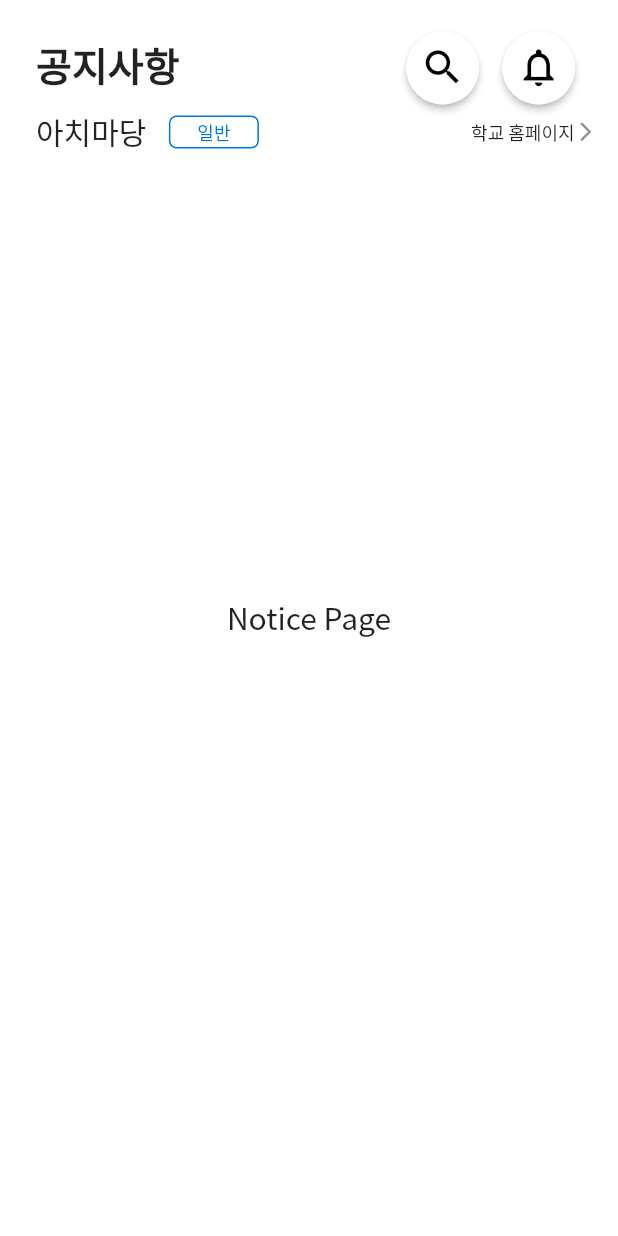
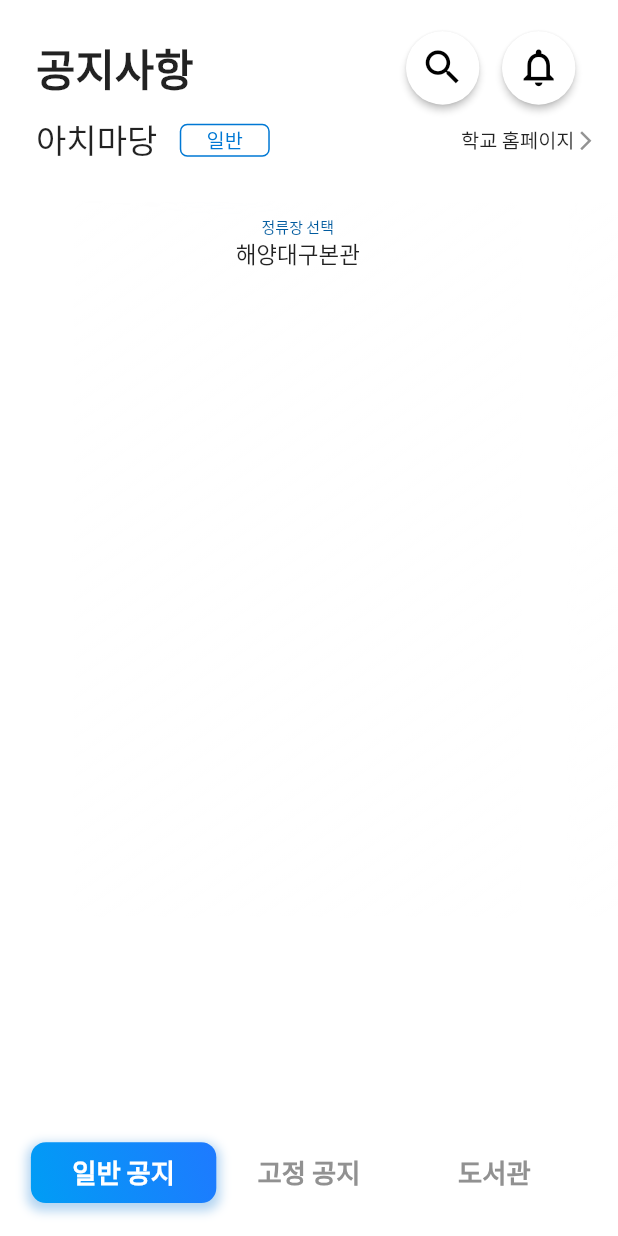
Before and after one commit to Project-Dolphin/Dolphin, a Flutter app: the NoticePage screen opened directly, on a phone screen of 412 x 824 dp. Run offline on Flutter 3.47's test engine with Material 2 defaults, Android fonts, the light colour scheme and no system bars; drawn by our look-alikes of carousel_slider; our stand-ins replace get.

Commit message:
notice 페이지 carousel 기본 틀 생성 & SizeConfig로 폰트 사이즈 변경

```diff
--- a/lib/pages/notice/notice_page.dart
+++ b/lib/pages/notice/notice_page.dart
@@ -1,39 +1,138 @@
 import 'package:flutter/material.dart';
 import 'package:get/get.dart';
+
+import 'package:getx_app/common/container/glassMorphism.dart';
+
+import 'package:getx_app/common/carousel/carousel.dart';
+import 'package:getx_app/common/sizeConfig.dart';
+
 import 'package:getx_app/pages/notice/notice_controller.dart';
+
 import '../../common/titlebox/twolineTitle.dart';
 import '../../common/titlebox/iconSet.dart';
 
 class NoticePage extends GetView<NoticeController> {
+  final List<String> titleList = ['일반 공지', '고정 공지', '도서관'];
+  final List<dynamic> testPageList = [NormalNotice(), FixedNotice(), LibNotice()];
   final name = '공지사항', subname = '아치마당', stat = '일반', more = '학교 홈페이지';
   var iconColor = Color(0xFF000000);
 
   @override
   Widget build(BuildContext context) {
-    return Stack(
+    return Scaffold(
+      backgroundColor: Colors.transparent,
+      body: Stack(
         children: [
           IconSet(iconColor: iconColor,),
+          Column(
+            children: [
               TwolineTitle(
                 name: name,
                 subname: subname,
                 stat: stat,
                 more: more,
-          fontsize1: 26.0,
-          fontsize2: 20.0,
-          fontsize3: 12.0,
+                fontsize1: SizeConfig.sizeByWidth(26),
+                fontsize2: SizeConfig.sizeByWidth(20),
+                fontsize3: SizeConfig.sizeByWidth(12),
                 fontweight1: FontWeight.w700,
                 fontweight2: FontWeight.w500,
                 fontweight3: FontWeight.w400,
               ),
-        Container(
-          child: Center(
-            child: Text(
-              "Notice Page",
-              style: TextStyle(fontSize: 20),
-            ),
-          ),
+              Carousel(pageList: testPageList, titleList: titleList),
+            ],
           ),
         ],
+      ),
     );
   }
 }
+
+class NormalNotice extends StatelessWidget {
+  const NormalNotice({Key key}) : super(key: key);
+
+  @override
+  Widget build(BuildContext context) {
+    return GlassMorphism(
+      width: 300,
+      height: 478,
+      widget: Container(
+          margin: EdgeInsets.symmetric(vertical: 8, horizontal: 16),
+          child: Column(
+            crossAxisAlignment: CrossAxisAlignment.center,
+            children: [
+              Text(
+                '정류장 선택',
+                style: TextStyle(
+                  color: Color(0xff005A9E),
+                  fontSize: 10,
+                ),
+              ),
+              Text(
+                '해양대구본관',
+                style: TextStyle(fontSize: 15, fontWeight: FontWeight.w500),
+              )
+            ],
+          )),
+    );
+  }
+}
+
+class FixedNotice extends StatelessWidget {
+  const FixedNotice({Key key}) : super(key: key);
+
+  @override
+  Widget build(BuildContext context) {
+    return GlassMorphism(
+      width: 300,
+      height: 478,
+      widget: Container(
+          margin: EdgeInsets.symmetric(vertical: 8, horizontal: 16),
+          child: Column(
+            crossAxisAlignment: CrossAxisAlignment.center,
+            children: [
+              Text(
+                '정류장 선택',
+                style: TextStyle(
+                  color: Color(0xff005A9E),
+                  fontSize: 10,
+                ),
+              ),
+              Text(
+                '해양대구본관',
+                style: TextStyle(fontSize: 15, fontWeight: FontWeight.w500),
+              )
+            ],
+          )),
+    );
+  }
+}
+
+class LibNotice extends StatelessWidget {
+  const LibNotice({Key key}) : super(key: key);
+
+  @override
+  Widget build(BuildContext context) {
+    return GlassMorphism(
+      width: 300,
+      height: 478,
+      widget: Container(
+          margin: EdgeInsets.symmetric(vertical: 8, horizontal: 16),
+          child: Column(
+            crossAxisAlignment: CrossAxisAlignment.center,
+            children: [
+              Text(
+                '정류장 선택',
+                style: TextStyle(
+                  color: Color(0xff005A9E),
+                  fontSize: 10,
+                ),
+              ),
+              Text(
+                '해양대구본관',
+                style: TextStyle(fontSize: 15, fontWeight: FontWeight.w500),
+              )
+            ],
+          )),
+    );
+  }
+}
```
Lines whose indentation alone changed are shown as unchanged.
